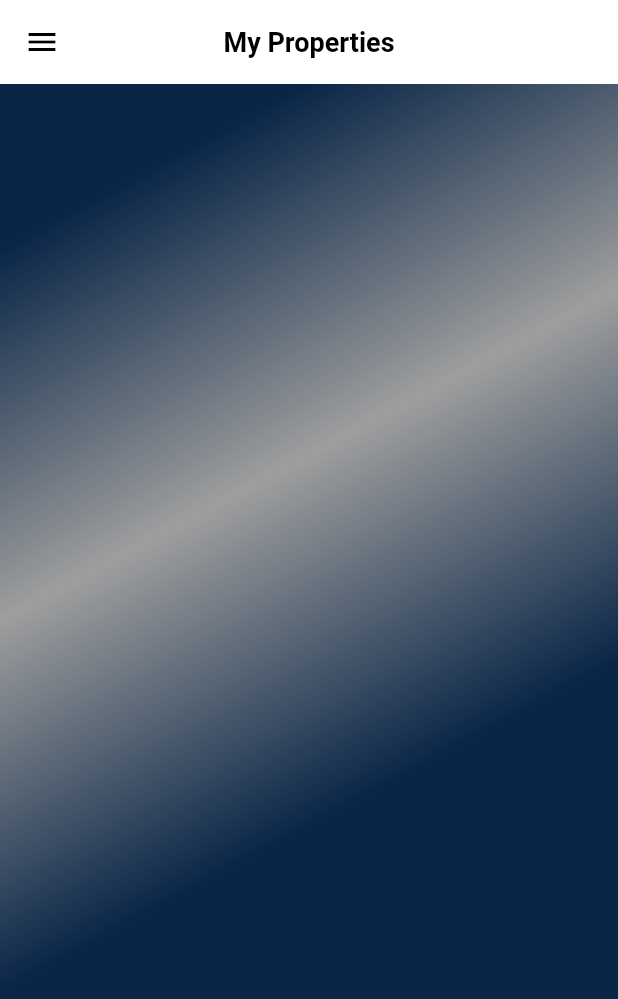
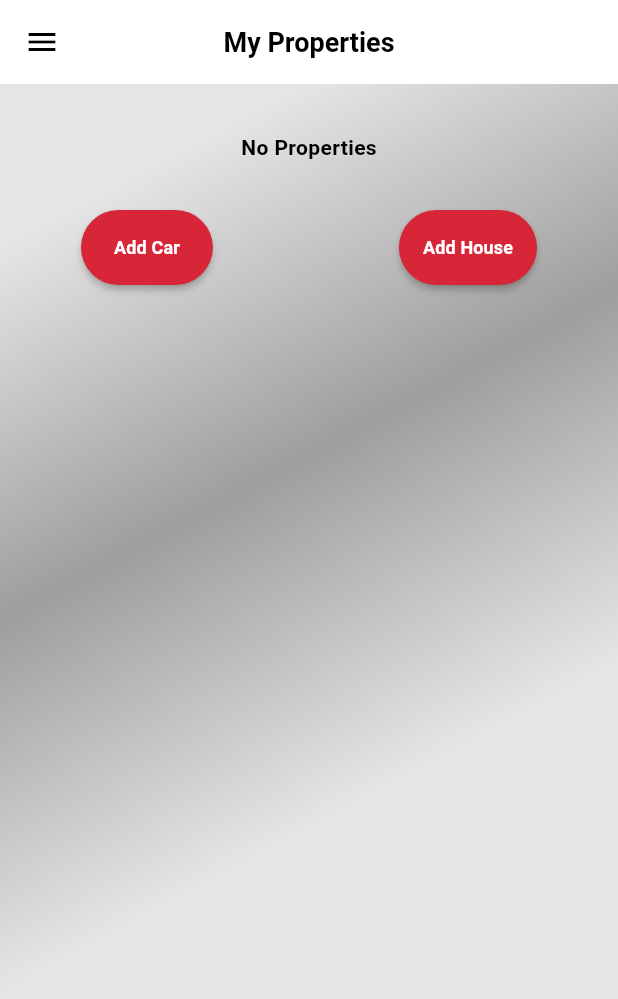
Before and after one commit to oulanassri/fuel-delivery-customer_app-, a Flutter app: the PropertiesScreen screen opened by its route, on a phone screen of 412 x 824 dp. Shown: the top 999 px of the screen. Run offline on Flutter 3.47's test engine with Material 3 defaults, Android fonts, the phone set to English and light mode, and no system bars; our stand-ins replace animate_do, animated_splash_screen, dio, fluttericon, get, get_storage; missing offline and left inert: icofont_flutter; accounts and stored records are empty; Roboto replaces fonts that are missing (Poppins).

Commit message:
first commit

```diff
--- a/lib/app/constants.dart
+++ b/lib/app/constants.dart
@@ -6,7 +6,15 @@ const white=Colors.white;
 
 const defaultPadding=16.00;
 
+const primaryText=Colors.black;
+const secondaryText=secondaryColor;
 
+
+const gradientColorBg=LinearGradient(begin: Alignment.topCenter, colors: [
+  bgColor,
+  Colors.grey,
+  bgColor,
+]);
 // const primaryColor=Color(0xFF169990);
 // const secondaryColor=Color(0xFF556881);
 // const bgColor=Colors.grey;
--- a/lib/app/home/home_screen.dart
+++ b/lib/app/home/home_screen.dart
@@ -24,11 +24,7 @@ class HomeScreen extends GetView<HomeController> {
         body: Container(
             width: double.infinity,
             decoration: BoxDecoration(
-              gradient: LinearGradient(begin: Alignment.topCenter, colors: [
-                primaryColor,
-                Colors.grey,
-                primaryColor,
-              ]),
+              gradient: gradientColorBg,
             ),
             child: Column(
               children: [
--- a/lib/app/orders/orders_screen.dart
+++ b/lib/app/orders/orders_screen.dart
@@ -20,11 +20,7 @@ class OrdersScreen extends GetView<OrdersController> {
         body: Container(
             width: double.infinity,
             decoration: BoxDecoration(
-              gradient: LinearGradient(begin: Alignment.topCenter, colors: [
-                primaryColor,
-                Colors.grey,
-                primaryColor,
-              ]),
+              gradient:gradientColorBg,
             ),
             child: Column()
 
--- a/lib/app/profile/profile_screen.dart
+++ b/lib/app/profile/profile_screen.dart
@@ -21,11 +21,7 @@ class ProfileScreen extends GetView<ProfileController> {
         body: Container(
             width: double.infinity,
             decoration: BoxDecoration(
-              gradient: LinearGradient(begin: Alignment.topCenter, colors: [
-                primaryColor,
-                Colors.grey,
-                primaryColor,
-              ]),
+              gradient:gradientColorBg,
             ),
             child: Column()
 
--- a/lib/app/properties/properties_screen.dart
+++ b/lib/app/properties/properties_screen.dart
@@ -2,6 +2,7 @@ import 'package:flutter/material.dart';
 import 'package:get/get.dart';
 import 'package:get/get_core/src/get_main.dart';
 import 'package:get/get_state_manager/src/simple/get_view.dart';
+import '../common/custom_material_button.dart';
 import '../common/navigation_drawer.dart';
 import '../constants.dart';
 import '../properties/properties_controller.dart';
@@ -22,13 +23,48 @@ class PropertiesScreen extends GetView<PropertiesController> {
       body: Container(
           width: double.infinity,
           decoration: BoxDecoration(
-            gradient: LinearGradient(begin: Alignment.topCenter, colors: [
-              primaryColor,
-              Colors.grey,
-              primaryColor,
-            ]),
+            gradient: gradientColorBg,
           ),
-          child: Column(children: [],)),
+          child: Column(
+            children: [
+              SizedBox(
+                height: defaultPadding * 2,
+              ),
+              Text(
+                "No Properties",
+                style:
+                    TextStyle(color: primaryText, fontWeight: FontWeight.bold),
+              ),
+              SizedBox(
+                height: defaultPadding * 2,
+              ),
+              Row(mainAxisAlignment: MainAxisAlignment.spaceEvenly,
+                children: [
+                  Padding(
+                    padding: EdgeInsets.symmetric(horizontal: 50),
+                    child: CustomMaterialButton1(
+                      route: '',
+                      text: 'Add Car',
+                      buttonColor: secondaryColor,
+                      textColor: white,
+                    ),
+                  ),
+                  SizedBox(
+                    width: defaultPadding,
+                  ),
+                  Padding(
+                    padding: EdgeInsets.symmetric(horizontal: 50),
+                    child: CustomMaterialButton1(
+                      route: '',
+                      text: 'Add House',
+                      buttonColor: secondaryColor,
+                      textColor: white,
+                    ),
+                  ),
+                ],
+              )
+            ],
+          )),
     );
   }
 }
--- a/lib/app/settings/settings_screen.dart
+++ b/lib/app/settings/settings_screen.dart
@@ -22,11 +22,7 @@ class SettingsScreen extends GetView<SettingsController> {
       body: Container(
           width: double.infinity,
           decoration: BoxDecoration(
-            gradient: LinearGradient(begin: Alignment.topCenter, colors: [
-              primaryColor,
-              Colors.grey,
-              primaryColor,
-            ]),
+            gradient:gradientColorBg,
           ),
           child: Column()),
     );
--- a/lib/app/wallet/wallet_screen.dart
+++ b/lib/app/wallet/wallet_screen.dart
@@ -22,11 +22,7 @@ class WalletScreen extends GetView<WalletController> {
       body: Container(
           width: double.infinity,
           decoration: BoxDecoration(
-            gradient: LinearGradient(begin: Alignment.topCenter, colors: [
-              primaryColor,
-              Colors.grey,
-              primaryColor,
-            ]),
+            gradient: gradientColorBg,
           ),
           child: Column()),
     );
```
Also changed, not shown: lib/app/properties/components/custom_add_material_button.dart (added, +50 -0 lines).
